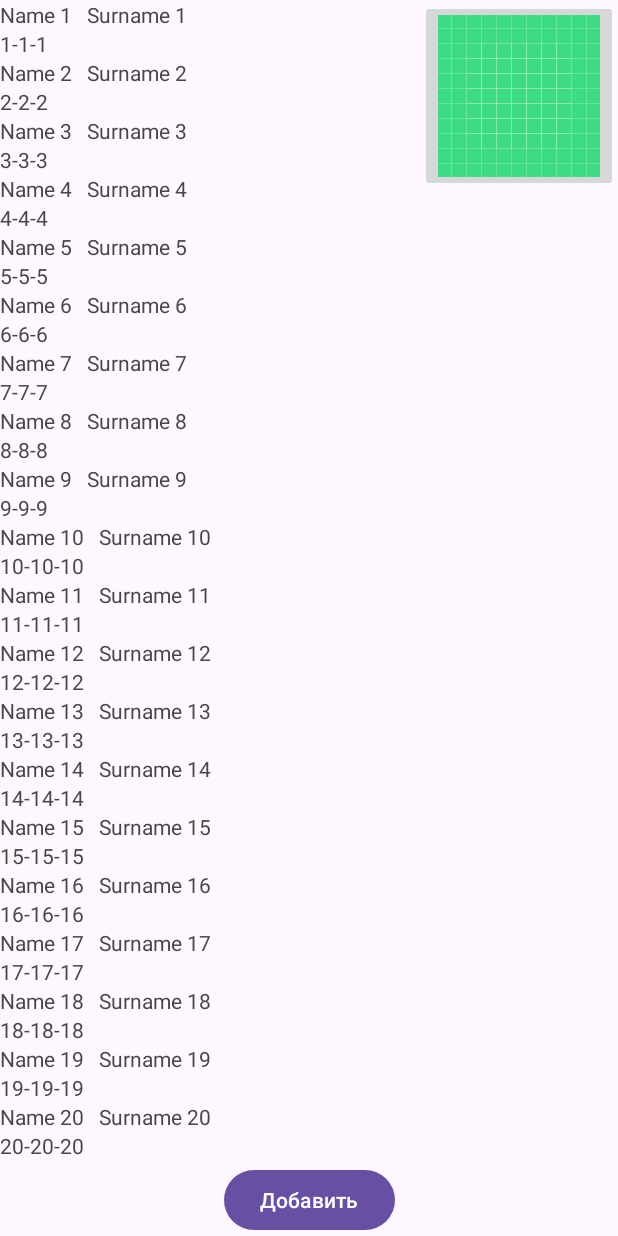
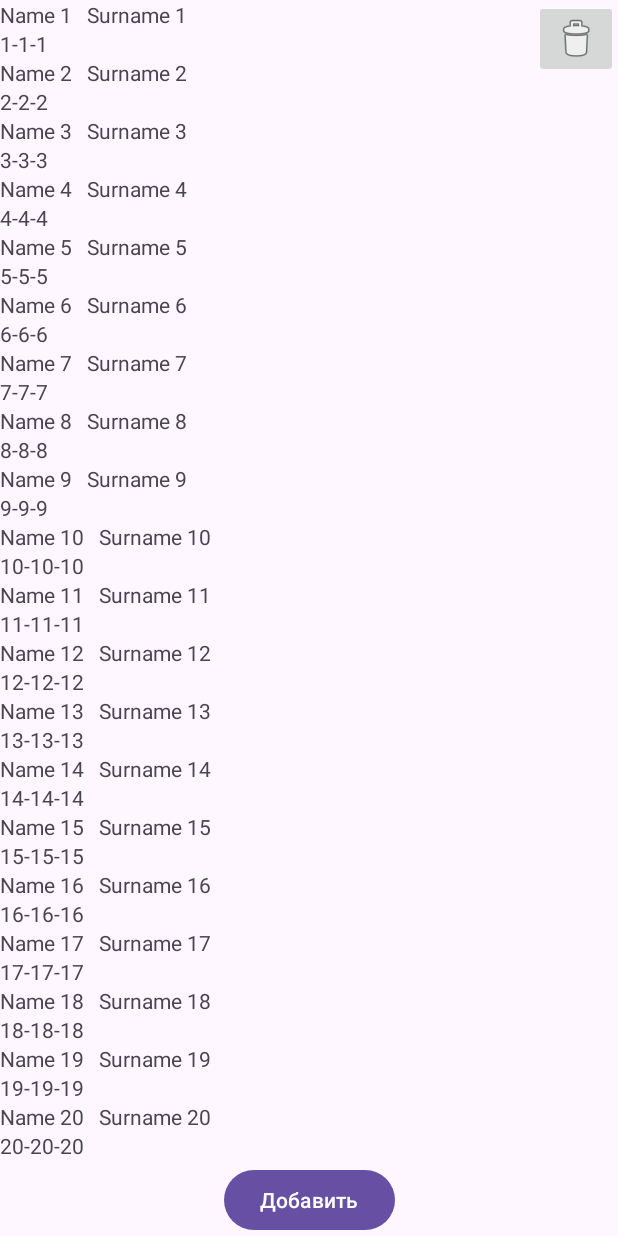
Before and after one commit to destroy-man/Aston_Intensiv_3, an Android app: the screen it shows after launch (MainActivity), on a phone screen of 412 x 824 dp. Run offline under Robolectric (Android 15) with nearby library versions, the phone set to English and light mode, and no system bars; our stand-ins replace data binding.

```diff
--- a/app/src/main/java/ru/korobeynikov/astonintensiv3/Contact.kt
+++ b/app/src/main/java/ru/korobeynikov/astonintensiv3/Contact.kt
@@ -2,7 +2,7 @@ package ru.korobeynikov.astonintensiv3
 
 data class Contact(
     val id:Int,
-    val name:String,
-    val surname:String,
-    val phoneNumber:String
+    var name:String,
+    var surname:String,
+    var phoneNumber:String
 )
--- a/app/src/main/java/ru/korobeynikov/astonintensiv3/ContactAdapter.kt
+++ b/app/src/main/java/ru/korobeynikov/astonintensiv3/ContactAdapter.kt
@@ -3,6 +3,7 @@ package ru.korobeynikov.astonintensiv3
 import android.view.LayoutInflater
 import android.view.View
 import android.view.ViewGroup
+import android.widget.CheckBox
 import android.widget.TextView
 import androidx.recyclerview.widget.RecyclerView
 
--- /dev/null
+++ b/app/src/main/java/ru/korobeynikov/astonintensiv3/RecyclerTouchListener.kt
@@ -0,0 +1,36 @@
+package ru.korobeynikov.astonintensiv3
+
+import android.content.Context
+import android.view.GestureDetector
+import android.view.MotionEvent
+import android.view.View
+import androidx.recyclerview.widget.RecyclerView
+
+class RecyclerTouchListener(context: Context, private val clickListener: ClickListener) :
+    RecyclerView.OnItemTouchListener {
+
+    interface ClickListener {
+        fun onClick(view: View, position: Int)
+    }
+
+    private var gestureDetector: GestureDetector
+
+    init {
+        gestureDetector = GestureDetector(context, object : GestureDetector.SimpleOnGestureListener() {
+            override fun onSingleTapUp(e: MotionEvent): Boolean {
+                return true
+            }
+        })
+    }
+
+    override fun onInterceptTouchEvent(rv: RecyclerView, e: MotionEvent): Boolean {
+        val child = rv.findChildViewUnder(e.x, e.y)
+        if (child != null && gestureDetector.onTouchEvent(e))
+            clickListener.onClick(child, rv.getChildAdapterPosition(child))
+        return false
+    }
+
+    override fun onTouchEvent(rv: RecyclerView, e: MotionEvent) {}
+
+    override fun onRequestDisallowInterceptTouchEvent(disallowIntercept: Boolean) {}
+}
--- a/app/src/main/res/layout/activity_main.xml
+++ b/app/src/main/res/layout/activity_main.xml
@@ -10,6 +10,7 @@
     </data>
 
     <androidx.constraintlayout.widget.ConstraintLayout
+        android:id="@+id/container"
         android:layout_width="match_parent"
         android:layout_height="match_parent"
         tools:context=".MainActivity">
@@ -19,7 +20,6 @@
             android:layout_width="match_parent"
             android:layout_height="0dp"
             app:layout_constraintBottom_toTopOf="@+id/btnAdd"
-            app:layout_constraintEnd_toEndOf="parent"
             app:layout_constraintStart_toStartOf="parent"
             app:layout_constraintTop_toTopOf="parent" />
 
@@ -37,9 +37,10 @@
             android:id="@+id/btnGarbage"
             android:layout_width="wrap_content"
             android:layout_height="wrap_content"
+            android:onClick="@{()->view.clickGarbage()}"
             app:layout_constraintEnd_toEndOf="parent"
             app:layout_constraintTop_toTopOf="parent"
-            app:srcCompat="@drawable/ic_launcher_background" />
+            app:srcCompat="@android:drawable/ic_menu_delete" />
 
         <Button
             android:id="@+id/btnCancel"
@@ -47,6 +48,7 @@
             android:layout_height="wrap_content"
             android:text="Отмена"
             android:visibility="gone"
+            android:onClick="@{()->view.cancel()}"
             app:layout_constraintBottom_toBottomOf="parent"
             app:layout_constraintEnd_toStartOf="@+id/btnDelete"
             app:layout_constraintStart_toEndOf="@+id/btnAdd" />
@@ -56,10 +58,21 @@
             android:layout_width="wrap_content"
             android:layout_height="wrap_content"
             android:text="Удалить"
+            android:onClick="@{()->view.deleteContacts()}"
             android:visibility="gone"
             app:layout_constraintBottom_toBottomOf="parent"
             app:layout_constraintEnd_toEndOf="parent"
             app:layout_constraintStart_toEndOf="@+id/btnCancel" />
 
+        <TextView
+            android:id="@+id/textDeleteContacts"
+            android:layout_width="wrap_content"
+            android:layout_height="wrap_content"
+            android:visibility="gone"
+            android:text="Удалить:"
+            android:gravity="end"
+            app:layout_constraintEnd_toEndOf="parent"
+            app:layout_constraintTop_toBottomOf="@+id/btnGarbage" />
+
     </androidx.constraintlayout.widget.ConstraintLayout>
 </layout>
--- a/app/src/main/res/layout/item_contact.xml
+++ b/app/src/main/res/layout/item_contact.xml
@@ -26,4 +26,5 @@
         android:layout_height="wrap_content"
         app:layout_constraintStart_toStartOf="parent"
         app:layout_constraintTop_toBottomOf="@+id/textNameContact" />
+
 </androidx.constraintlayout.widget.ConstraintLayout>
--- a/app/src/main/res/values/strings.xml
+++ b/app/src/main/res/values/strings.xml
@@ -1,3 +1,5 @@
 <resources>
     <string name="app_name">AstonIntensiv3</string>
+    <!-- TODO: Remove or change this placeholder text -->
+    <string name="hello_blank_fragment">Hello blank fragment</string>
 </resources>
```
Also changed, not shown: app/src/main/java/ru/korobeynikov/astonintensiv3/ContactDialog.kt (+42 -4 lines), app/src/main/java/ru/korobeynikov/astonintensiv3/MainActivity.kt (+77 -9 lines), app/src/main/res/layout/contact_dialog.xml (+7 -4 lines).
